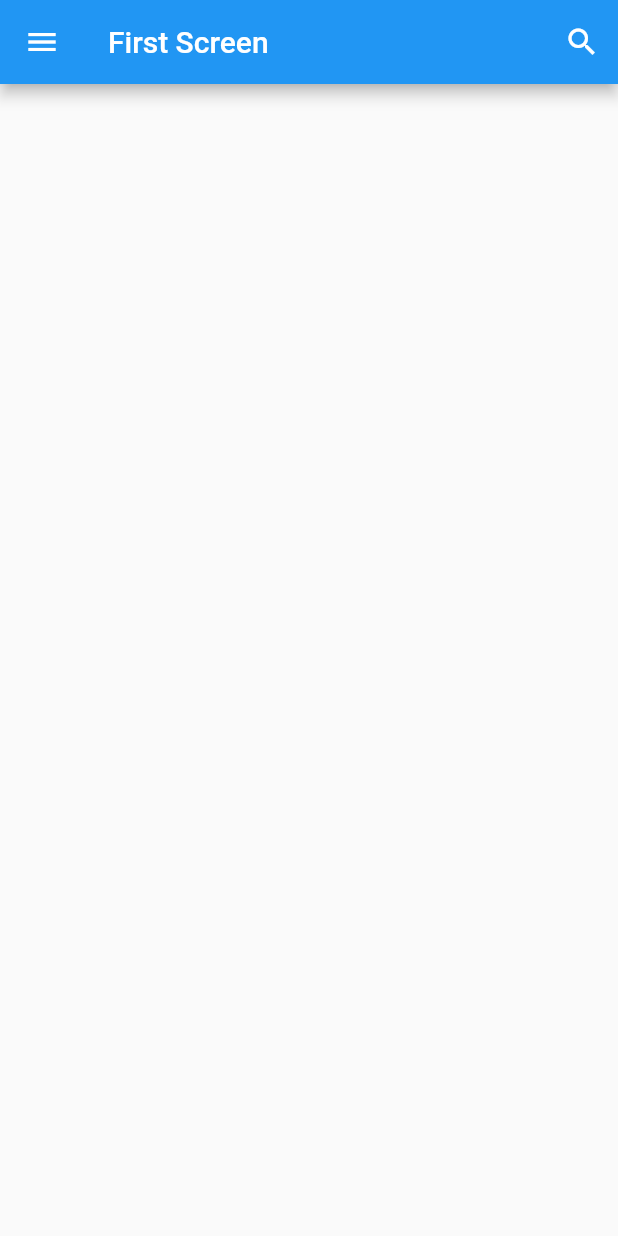
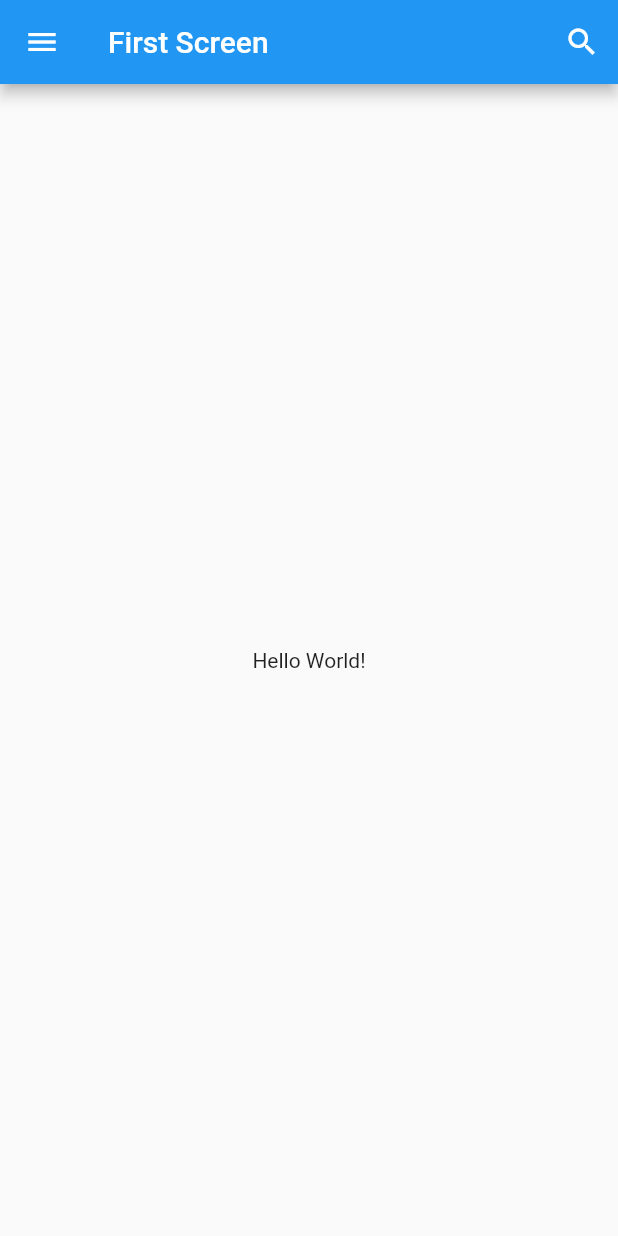
Before and after one commit to akhdanpangestuajiwidodo/GeneralWidgetApp, a Flutter app: the screen it shows after launch, on a phone screen of 412 x 824 dp. Run offline on Flutter 3.47's test engine with Material 2 defaults, Android fonts, the phone set to English and light mode, and no system bars.

Commit message:
Create Body Widget

```diff
--- a/lib/main.dart
+++ b/lib/main.dart
@@ -22,6 +22,7 @@ class FirstScreen extends StatelessWidget{
   Widget build(BuildContext context) {
     return Scaffold(
       appBar: AppBar(
+
         leading: IconButton(
           icon: Icon(
             Icons.menu,
@@ -31,7 +32,9 @@ class FirstScreen extends StatelessWidget{
             // action menu
           },
         ),
+
         title: Text("First Screen"),
+
         actions: <Widget>[
           IconButton(
             icon: Icon(
@@ -44,6 +47,10 @@ class FirstScreen extends StatelessWidget{
           )
         ],
       ),
+
+      body: Center(
+        child: Text("Hello World!"),
+      ),
     );
   }
 }
```
